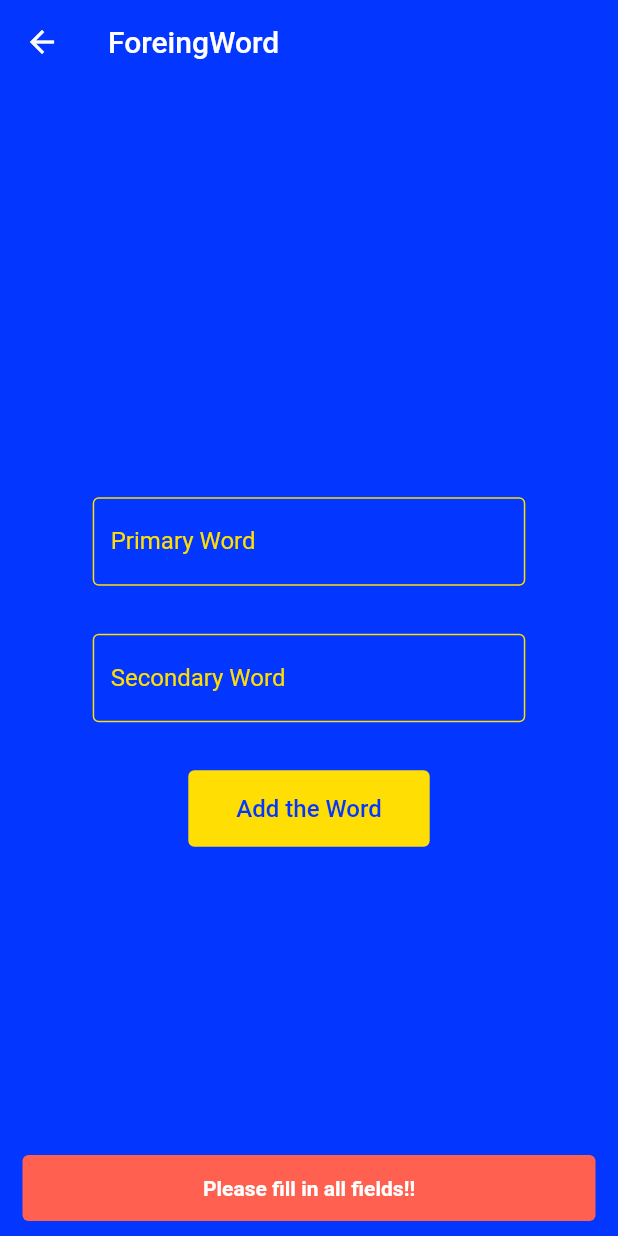
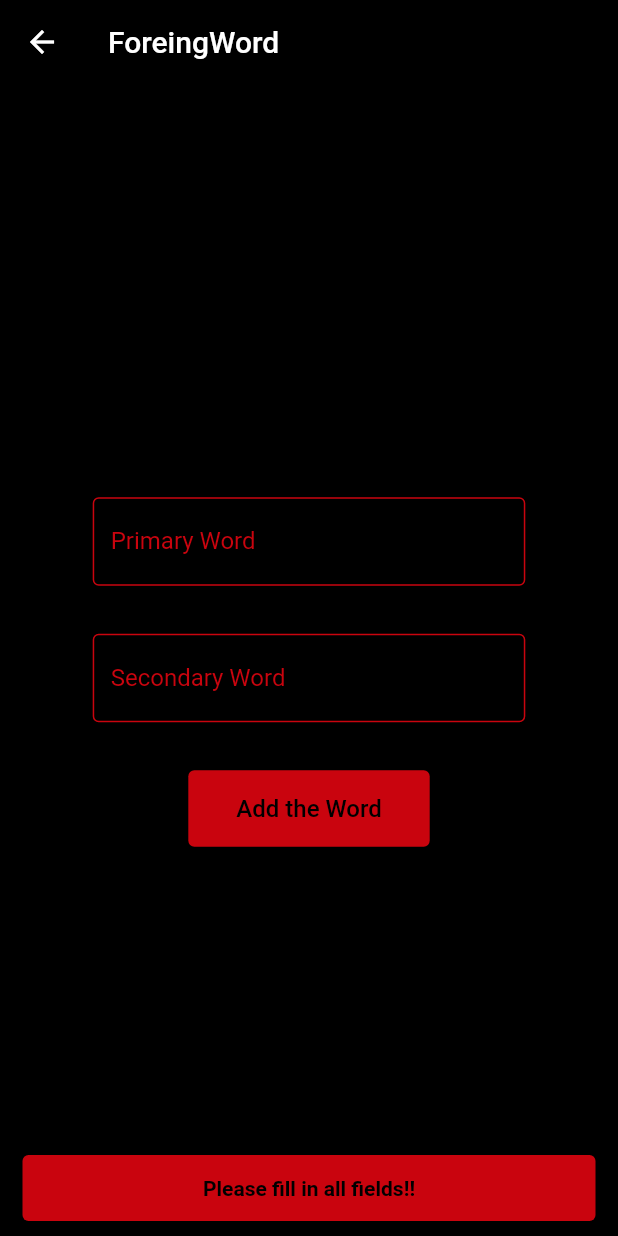
Before and after one commit to AhmetOcak/ForeingWordApp, a Flutter app: the AddWordView screen opened by its route, after a tap on "Add the Word", on a phone screen of 412 x 824 dp. Run offline on Flutter 3.47's test engine with Material 2 defaults, Android fonts, the phone set to English and light mode, and no system bars; our stand-ins replace shared_preferences; accounts and stored records are empty.

Commit message:
colors changed

```diff
--- a/lib/core/constants/constants.dart
+++ b/lib/core/constants/constants.dart
@@ -7,11 +7,18 @@ import 'package:foreing_word_app/feature/home/view/home_view.dart';
 const String APP_NAME = "ForeingWord";
 
 // COLORS
+const Color PRIMARY_COLOR = Color(0xFF000000);
+const Color SECONDARY_COLOR = Color(0xFFC9040E);
+const Color WHITE = Color(0xFFFFFFFF);
+const Color CARD_TEXT_COLOR = Color(0xFF000000);
+const Color ERROR_COLOR = Color(0xFFC9040E);
+const Color SNACKBAR_SUCCESSFULL_COLOR = Color(0xFF39FF14);
+
+/*
 const Color PRIMARY_COLOR = Color(0xFF0336FF);
 const Color SECONDARY_COLOR = Color(0xFFFFDE03);
-const Color WHITE = Color(0xFFFFFFFF);
-const Color CARD_TEXT_COLOR = Color(0xFF000000);
 const Color ERROR_COLOR = Color(0xFFFF604F);
+*/
 
 // TEXTS
 const String HOME = "MY WORDS";
--- a/lib/feature/add_word/model/button.dart
+++ b/lib/feature/add_word/model/button.dart
@@ -36,7 +36,7 @@ class ButtonModel {
               SUCCESSFULL,
               context,
               PRIMARY_COLOR,
-              SECONDARY_COLOR,
+              SNACKBAR_SUCCESSFULL_COLOR,
             ),
           );
         } else {
@@ -44,7 +44,7 @@ class ButtonModel {
             SnackBarModel().snackBar(
               UNSUCCESSFULL,
               context,
-              WHITE,
+              PRIMARY_COLOR,
               ERROR_COLOR,
             ),
           );
--- a/lib/feature/add_word/model/textfied.dart
+++ b/lib/feature/add_word/model/textfied.dart
@@ -9,6 +9,7 @@ class TextFieldModel {
     String text,
   ) {
     return CustomTextField(
+      cursorColor: SECONDARY_COLOR,
       controller: textEditingController,
       padding: EdgeInsets.fromLTRB(
         MediaQuery.of(context).size.width * 0.15,
@@ -28,7 +29,7 @@ class TextFieldModel {
       ),
       labelText: text,
       style: const TextStyle(
-        color: SECONDARY_COLOR,
+        color: WHITE,
       ),
       labelStyle: const TextStyle(
         color: SECONDARY_COLOR,
--- a/lib/feature/home/model/float_act_button.dart
+++ b/lib/feature/home/model/float_act_button.dart
@@ -13,7 +13,7 @@ class CustomFloatActionButton extends StatelessWidget {
       onPressed: () {
         HomeViewModel().goToNextScreen(context);
       },
-      backgroundColor: SECONDARY_COLOR,
+      backgroundColor: WHITE,
       elevation: FLOAT_ACT_BUTTON_ELEV,
       child: const Icon(
         Icons.add,
```
